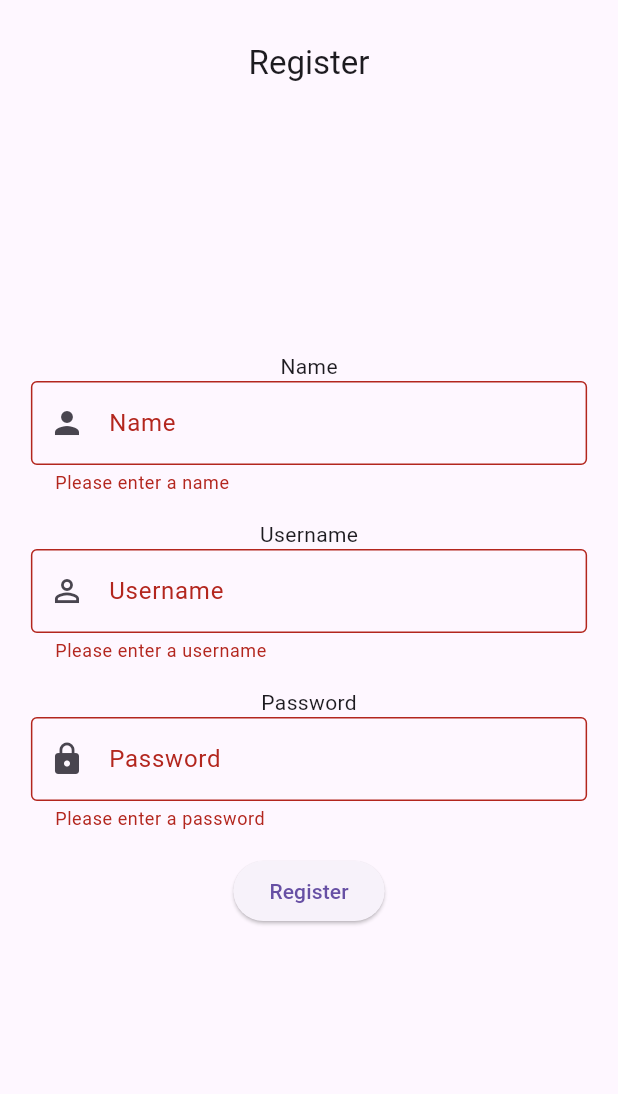
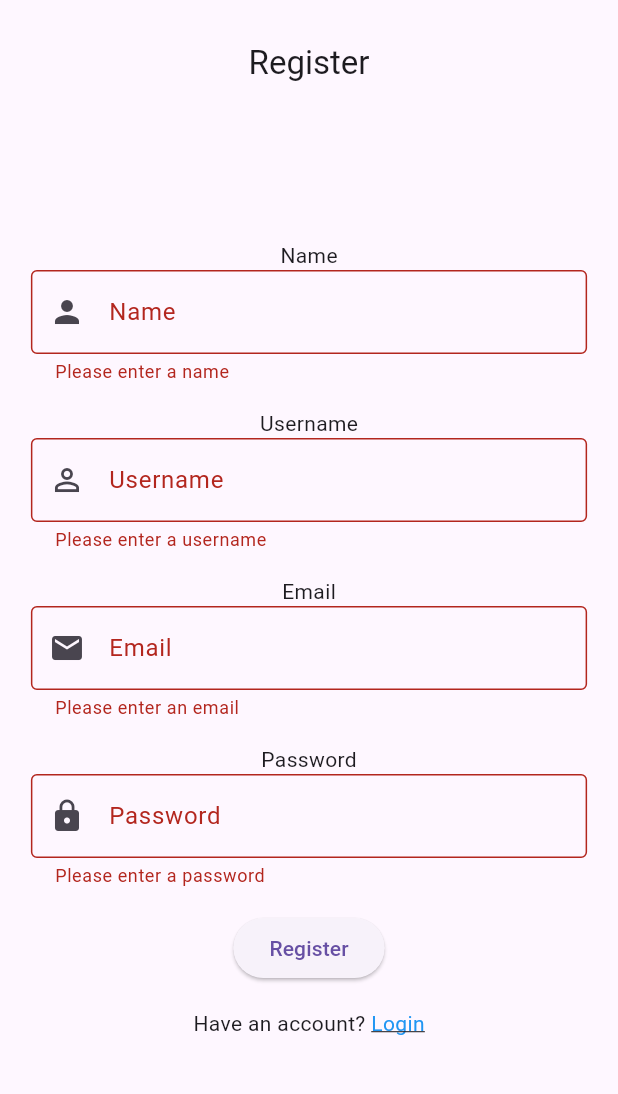
Before and after one commit to aryarobyy/belanjain-flutter, a Flutter app: the screen it shows after launch, after a tap on "Register", on a phone screen of 412 x 824 dp, the part 63-1157 px from its top. Run offline on Flutter 3.47's test engine with Material 3 defaults, Android fonts, the phone set to English and light mode, and no system bars; network calls fail.

Commit message:
adding user api

```diff
--- a/lib/main.dart
+++ b/lib/main.dart
@@ -1,5 +1,6 @@
 import 'package:flutter/material.dart';
 import 'package:tugas_dicoding/screen/login_screen.dart';
+import './screen/dashboard_screen.dart';
 
 
 void main() => runApp(const MyApp());
--- a/lib/screen/auth/login.dart
+++ b/lib/screen/auth/login.dart
@@ -1,7 +1,8 @@
 import 'package:flutter/material.dart';
 import '../../model/user_model.dart';
 import '../main_screen.dart';
-import 'package:tugas_dicoding/fetchs/user/_user.dart';
+// import 'package:tugas_dicoding/fetchs/user/_user.dart';
+import 'package:tugas_dicoding/fetchs/_user.dart';
 import 'register.dart';
 
 class _Login extends StatefulWidget {
@@ -131,8 +132,6 @@ class Login extends StatelessWidget {
                             ],
                           ),
                         ),
-
-
                       ],
                     ),
                   ),
--- a/lib/screen/auth/register.dart
+++ b/lib/screen/auth/register.dart
@@ -1,4 +1,7 @@
 import 'package:flutter/material.dart';
+import 'package:tugas_dicoding/screen/auth/login.dart';
+import '../../fetchs/_user.dart';
+import 'package:web_socket_channel/web_socket_channel.dart';
 
 class Register extends StatefulWidget {
   const Register({super.key});
@@ -11,27 +14,60 @@ class _RegisterState extends State<Register> {
   final _formKey = GlobalKey<FormState>();
   final TextEditingController _nameController = TextEditingController();
   final TextEditingController _usernameController = TextEditingController();
+  final TextEditingController _emailController = TextEditingController();
   final TextEditingController _passwordController = TextEditingController();
+  bool _isLoading = false;
 
-  // Future<void> registerUser(String name, String username, String password) async {
-  //   final response = await http.post(
-  //     Uri.parse('http://localhost:5000/user'),
-  //     headers: <String, String>{
-  //       'Content-Type': 'application/json; charset=UTF-8',
-  //     },
-  //     body: jsonEncode(<String, String>{
-  //       'name': name,
-  //       'username': username,
-  //       'password': password,
-  //     }),
-  //   );
-  //
-  //   if (response.statusCode == 200) {
-  //     print('User registered successfully');
-  //   } else {
-  //     throw Exception('Failed to register user');
-  //   }
-  // }
+  @override
+  void dispose() {
+    _nameController.dispose();
+    _usernameController.dispose();
+    _emailController.dispose();
+    _passwordController.dispose();
+    super.dispose();
+  }
+
+  Future<void> _submitForm() async {
+    if (_formKey.currentState!.validate()) {
+      setState(() {
+        _isLoading = true;
+      });
+
+      try {
+        await postUser(
+          _nameController.text,
+          _usernameController.text,
+          _emailController.text,
+          _passwordController.text,
+        );
+
+        if (mounted) {
+          ScaffoldMessenger.of(context).showSnackBar(
+            const SnackBar(content: Text("User registered successfully")),
+          );
+
+          Navigator.pushReplacement(
+            context,
+            MaterialPageRoute(builder: (context) => const Login()),
+          );
+        }
+      } catch (e) {
+        if (mounted) {
+          ScaffoldMessenger.of(context).showSnackBar(
+            SnackBar(content: Text("Registration failed: $e")),
+          );
+        }
+      } finally {
+        if (mounted) {
+          setState(() {
+            _isLoading = false;
+          });
+        }
+      }
+    }
+  }
+
+// ... rest of the widget code remains the same
 
   @override
   Widget build(BuildContext context) {
@@ -40,7 +76,8 @@ class _RegisterState extends State<Register> {
         title: const Center(child: Text("Register")),
       ),
       body: Center(
-        child: LayoutBuilder(builder: (context, constraints) {
+        child: LayoutBuilder(
+          builder: (context, constraints) {
             double width = constraints.maxWidth < 600 ? constraints.maxWidth * 0.9 : 400;
             return Padding(
               padding: const EdgeInsets.all(16.0),
@@ -86,6 +123,23 @@ class _RegisterState extends State<Register> {
                         },
                       ),
                       const SizedBox(height: 16),
+                      const Text("Email"),
+                      TextFormField(
+                        controller: _emailController,
+                        decoration: const InputDecoration(
+                          labelText: "Email",
+                          hintText: "Enter Email",
+                          prefixIcon: Icon(Icons.email),
+                          border: OutlineInputBorder(),
+                        ),
+                        validator: (value) {
+                          if (value == null || value.isEmpty) {
+                            return 'Please enter an email';
+                          }
+                          return null;
+                        },
+                      ),
+                      const SizedBox(height: 16),
                       const Text("Password"),
                       TextFormField(
                         controller: _passwordController,
@@ -106,23 +160,43 @@ class _RegisterState extends State<Register> {
                         },
                       ),
                       const SizedBox(height: 16),
-                    ElevatedButton(
-                      onPressed: () {
-                        if (_formKey.currentState!.validate()) {
-                          ScaffoldMessenger.of(context).showSnackBar(
-                            const SnackBar(content: Text('Processing')),
+                      _isLoading
+                          ? const CircularProgressIndicator()
+                          : ElevatedButton(
+                        onPressed: _isLoading ? null : _submitForm,
+                        child: const Text("Register"),
+                      ),
+                      const SizedBox(height: 16),
+                      Center(
+                        child: Row(
+                          mainAxisAlignment: MainAxisAlignment.center,
+                          children: [
+                            const Text("Have an account? "),
+                            InkWell(
+                              onTap: () {
+                                Navigator.push(
+                                  context,
+                                  MaterialPageRoute(builder: (context) => const Login()),
                                 );
-
-                        }
                               },
-                      child: const Text('Register'),
+                              child: const Text(
+                                "Login",
+                                style: TextStyle(
+                                  color: Colors.blue,
+                                  decoration: TextDecoration.underline,
+                                ),
+                              ),
+                            ),
+                          ],
+                        ),
                       ),
                     ],
                   ),
                 ),
               ),
             );
-        }),
+          },
+        ),
       ),
     );
   }
--- a/pubspec.yaml
+++ b/pubspec.yaml
@@ -13,6 +13,7 @@ dependencies:
 
   cupertino_icons: ^1.0.8
   http: ^1.2.2
+  web_socket_channel: ^3.0.1
 
 dev_dependencies:
   flutter_test:
```
Also changed, not shown: lib/fetchs/_user.dart (added, +53 -0 lines), lib/fetchs/user/_user.dart (deleted, +0 -49 lines), pubspec.lock. Lines whose indentation alone changed are shown as unchanged.
